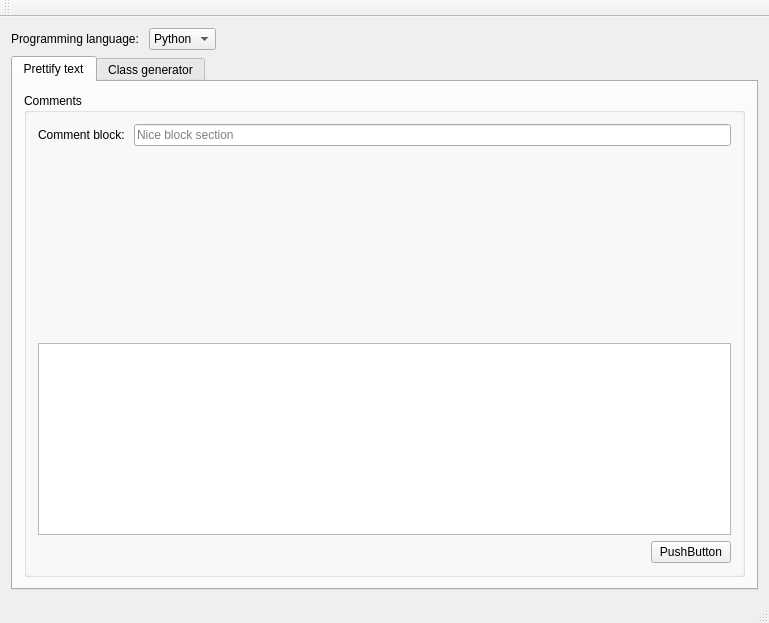
The window that CodeHelper/mainwindow.ui (matthiaszeller/CodeHelper) describes before a commit, drawn with Qt 5.
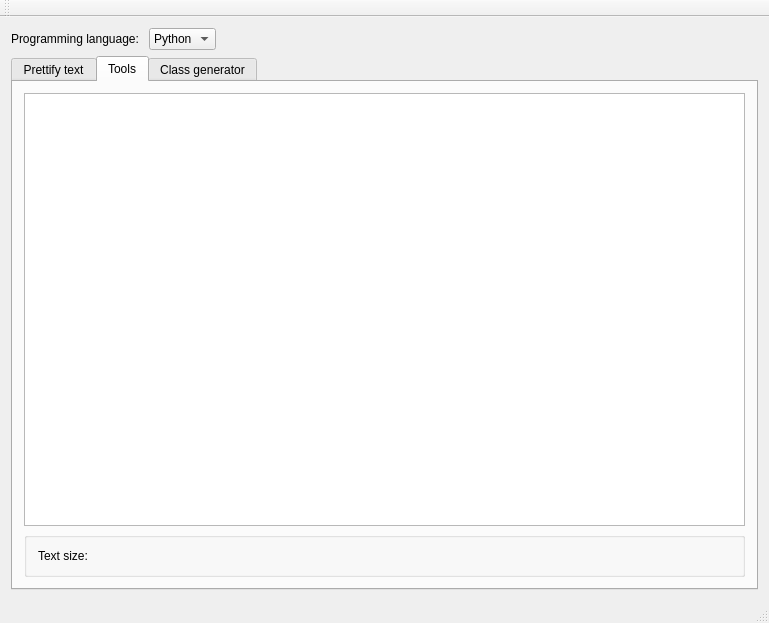
The same window after the commit.

Commit message: code prettifyer tab: block comments

```diff
--- a/CodeHelper/mainwindow.ui
+++ b/CodeHelper/mainwindow.ui
@@ -56,7 +56,7 @@
     <item>
      <widget class="QTabWidget" name="tabWidget">
       <property name="currentIndex">
-       <number>0</number>
+       <number>1</number>
       </property>
       <widget class="QWidget" name="tab_2">
        <attribute name="title">
@@ -142,6 +142,39 @@
         </item>
        </layout>
       </widget>
+      <widget class="QWidget" name="tab_3">
+       <attribute name="title">
+        <string>Tools</string>
+       </attribute>
+       <layout class="QVBoxLayout" name="verticalLayout_4">
+        <item>
+         <widget class="QPlainTextEdit" name="plainTextEdit_tools"/>
+        </item>
+        <item>
+         <widget class="QGroupBox" name="groupBox_2">
+          <property name="title">
+           <string/>
+          </property>
+          <layout class="QGridLayout" name="gridLayout">
+           <item row="0" column="0">
+            <widget class="QLabel" name="label_3">
+             <property name="text">
+              <string>Text size: </string>
+             </property>
+            </widget>
+           </item>
+           <item row="0" column="1">
+            <widget class="QLabel" name="label_tools_size">
+             <property name="text">
+              <string/>
+             </property>
+            </widget>
+           </item>
+          </layout>
+         </widget>
+        </item>
+       </layout>
+      </widget>
       <widget class="QWidget" name="tab">
        <attribute name="title">
         <string>Class generator</string>
```
The commit also changes 7 other files.
